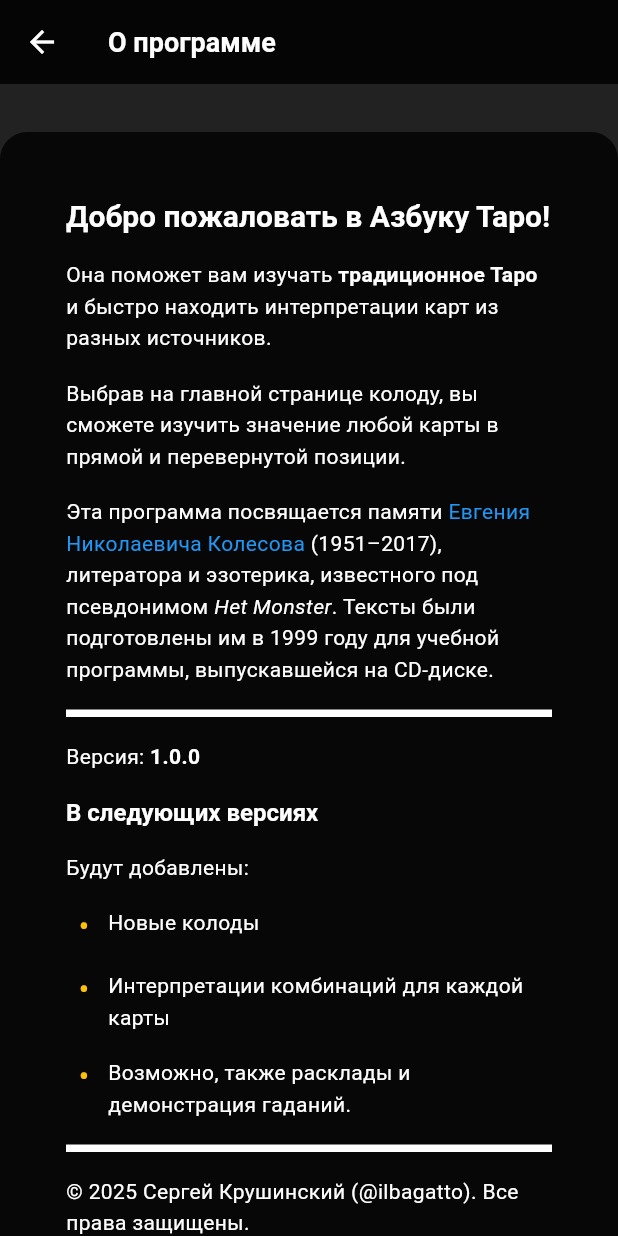
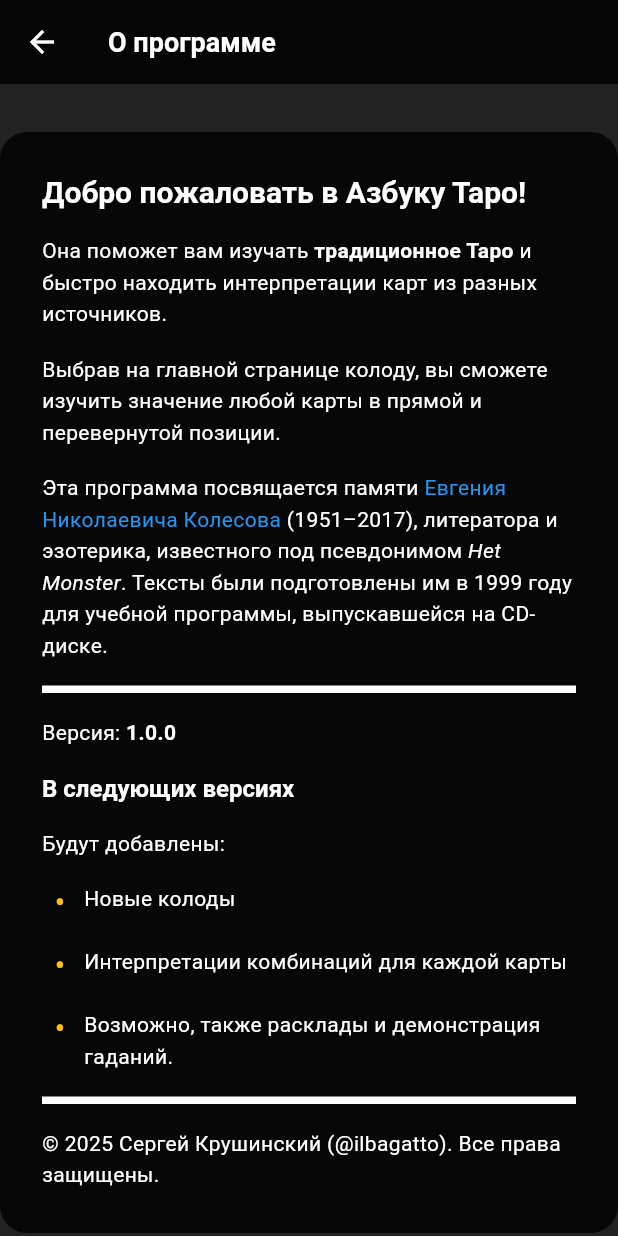
Before and after one commit to tarot-book/tarot-mini-app, a Flutter app: the screen it shows after launch, after a tap on the "info outline" icon, on a phone screen of 412 x 824 dp. Run offline on Flutter 3.47's test engine with Material 3 defaults, Android fonts, the phone set to English and light mode, and no system bars; drawn by our look-alikes of flutter_markdown; our stand-ins replace flutter_svg, logger; missing offline and left inert: telegram_web_app; network calls fail.

Commit message:
horizontal margins diminished for mobile screen

```diff
--- a/lib/screens/home_screen.dart
+++ b/lib/screens/home_screen.dart
@@ -1,6 +1,8 @@
 import 'package:flutter/material.dart';
 import 'package:tarot_mini_app/constants/app_constants.dart';
 import 'package:tarot_mini_app/screens/deck_selector_screen.dart';
+import 'package:tarot_mini_app/theme/app_layout.dart';
+import 'package:tarot_mini_app/widgets/home/appbar.dart';
 import 'package:tarot_mini_app/widgets/layout/page_layout.dart';
 
 import '../widgets/home/actions_menu.dart';
@@ -10,37 +12,27 @@ class HomeScreen extends StatelessWidget {
 
   @override
   Widget build(BuildContext context) {
+    final width = MediaQuery.of(context).size.width;
+    final isNarrow = width < AppLayout.narrowScreenSize;
+
     return Scaffold(
-      appBar: AppBar(
-        title: const Text(AppConstants.appTitle),
-        actions: [
-          IconButton(
-            icon: const Icon(Icons.info_outline),
-            tooltip: 'About',
-            onPressed: () {
-              Navigator.of(context).pushNamed('/about');
-            },
-          ),
-          IconButton(
-            icon: const Icon(Icons.settings),
-            tooltip: 'Settings',
-            onPressed: () {
-              Navigator.of(context).pushNamed('/settings');
-            },
-          ),
-        ],
-      ),
+      appBar: const MainAppBar(title: AppConstants.appTitle),
+
       body: PageLayout(
         child: ListView(
-          padding: const EdgeInsets.all(32),
+          // адаптивный padding
+          padding: EdgeInsets.all(isNarrow ? AppLayout.horizontalPadding : 32),
           shrinkWrap: true,
-          children: const [
+          children: [
             Padding(
-              padding: EdgeInsets.symmetric(horizontal: 16, vertical: 8),
+              padding: EdgeInsets.symmetric(
+                horizontal: isNarrow ? 8 : AppLayout.horizontalPadding,
+                vertical: 8,
+              ),
               child: DeckSelectorScreen(),
             ),
-            SizedBox(height: 16),
-            ActionsMenu(),
+            const SizedBox(height: 16),
+            const ActionsMenu(),
           ],
         ),
       ),
--- a/lib/theme/app_layout.dart
+++ b/lib/theme/app_layout.dart
@@ -1,4 +1,5 @@
 class AppLayout {
+  static const double narrowScreenSize = 600;
   static const double maxContentWidth = 800;
   static const double maxParagraphWidth = 600;
 
--- /dev/null
+++ b/lib/widgets/home/appbar.dart
@@ -0,0 +1,42 @@
+import 'package:flutter/material.dart';
+
+
+/// A common AppBar for the Tarot Mini-App screens
+class MainAppBar extends StatelessWidget implements PreferredSizeWidget {
+  /// Title text for the AppBar
+  final String title;
+
+  const MainAppBar({
+    super.key,
+    required this.title,
+  });
+
+  @override
+  Widget build(BuildContext context) {
+    return AppBar(
+      title: Text(title),
+      centerTitle: true,
+
+        actions: [
+          IconButton(
+            icon: const Icon(Icons.info_outline),
+            tooltip: 'About',
+            onPressed: () {
+              Navigator.of(context).pushNamed('/about');
+            },
+          ),
+          IconButton(
+            icon: const Icon(Icons.settings),
+            tooltip: 'Settings',
+            onPressed: () {
+              Navigator.of(context).pushNamed('/settings');
+            },
+          ),
+        ],
+    );
+  }
+
+  @override
+  // Defines height of the AppBar
+  Size get preferredSize => const Size.fromHeight(kToolbarHeight);
+}
--- a/lib/widgets/layout/page_layout.dart
+++ b/lib/widgets/layout/page_layout.dart
@@ -6,8 +6,13 @@ class PageLayout extends StatelessWidget {
 
   const PageLayout({super.key, required this.child});
 
+// lib/widgets/layout/page_layout.dart
 @override
 Widget build(BuildContext context) {
+  final width = MediaQuery.of(context).size.width;
+  // порог, ниже которого считаем экран «узким»
+  final isNarrow = width < AppLayout.narrowScreenSize;;
+
   return Align(
     alignment: Alignment.topCenter,
     child: Padding(
@@ -19,10 +24,18 @@ class PageLayout extends StatelessWidget {
         child: Material(
           color: Theme.of(context).colorScheme.surface,
           borderRadius: BorderRadius.circular(18),
-            child: Padding(padding: const EdgeInsets.all(32), child: child),
+          // вот здесь делаем адаптивный padding
+          child: Padding(
+            padding: EdgeInsets.symmetric(
+              horizontal: isNarrow ? AppLayout.horizontalPadding : 32,
+              vertical: isNarrow ? AppLayout.horizontalPadding : 32,
+            ),
+            child: child,
+          ),
         ),
       ),
     ),
   );
 }
+
 }
```
Lines whose indentation alone changed are shown as unchanged.
